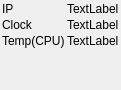
Before: the Qt Designer form InfoWidget.ui in jiangzhuti/jztgoto, drawn with Qt 5.
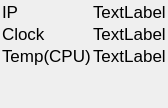
After: the same form once the commit is applied.

Commit message: increase InfoWidget font size

Diff of the .ui file:
```diff
--- a/InfoWidget.ui
+++ b/InfoWidget.ui
@@ -43,6 +43,11 @@
         <layout class="QVBoxLayout" name="verticalLayout_7">
          <item>
           <widget class="QLabel" name="label_ip">
+           <property name="font">
+            <font>
+             <pointsize>13</pointsize>
+            </font>
+           </property>
            <property name="text">
             <string>IP</string>
            </property>
@@ -50,6 +55,11 @@
          </item>
          <item>
           <widget class="QLabel" name="label_clock">
+           <property name="font">
+            <font>
+             <pointsize>13</pointsize>
+            </font>
+           </property>
            <property name="text">
             <string>Clock</string>
            </property>
@@ -63,6 +73,11 @@
              <verstretch>0</verstretch>
             </sizepolicy>
            </property>
+           <property name="font">
+            <font>
+             <pointsize>13</pointsize>
+            </font>
+           </property>
            <property name="text">
             <string>Temp(CPU)</string>
            </property>
@@ -74,6 +89,11 @@
         <layout class="QVBoxLayout" name="verticalLayout_8">
          <item>
           <widget class="QLabel" name="label_ip_val">
+           <property name="font">
+            <font>
+             <pointsize>13</pointsize>
+            </font>
+           </property>
            <property name="text">
             <string>TextLabel</string>
            </property>
@@ -81,6 +101,11 @@
          </item>
          <item>
           <widget class="QLabel" name="label_clock_val">
+           <property name="font">
+            <font>
+             <pointsize>13</pointsize>
+            </font>
+           </property>
            <property name="text">
             <string>TextLabel</string>
            </property>
@@ -88,6 +113,11 @@
          </item>
          <item>
           <widget class="QLabel" name="label_cpu_temp_val">
+           <property name="font">
+            <font>
+             <pointsize>13</pointsize>
+            </font>
+           </property>
            <property name="text">
             <string>TextLabel</string>
            </property>
```
